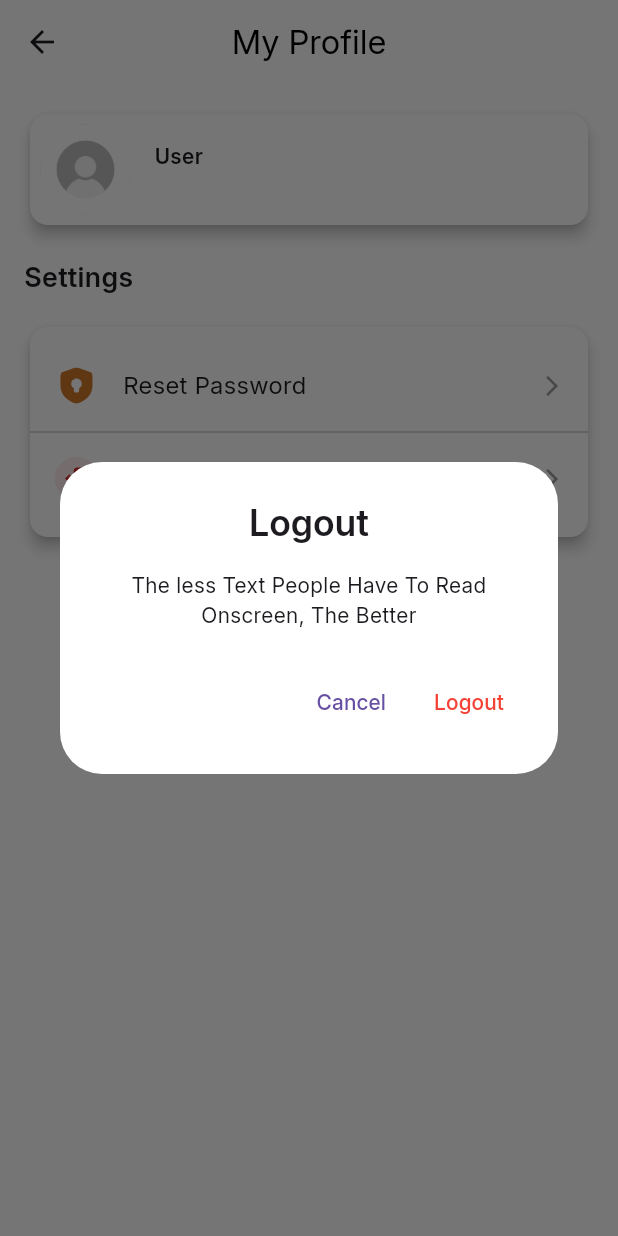
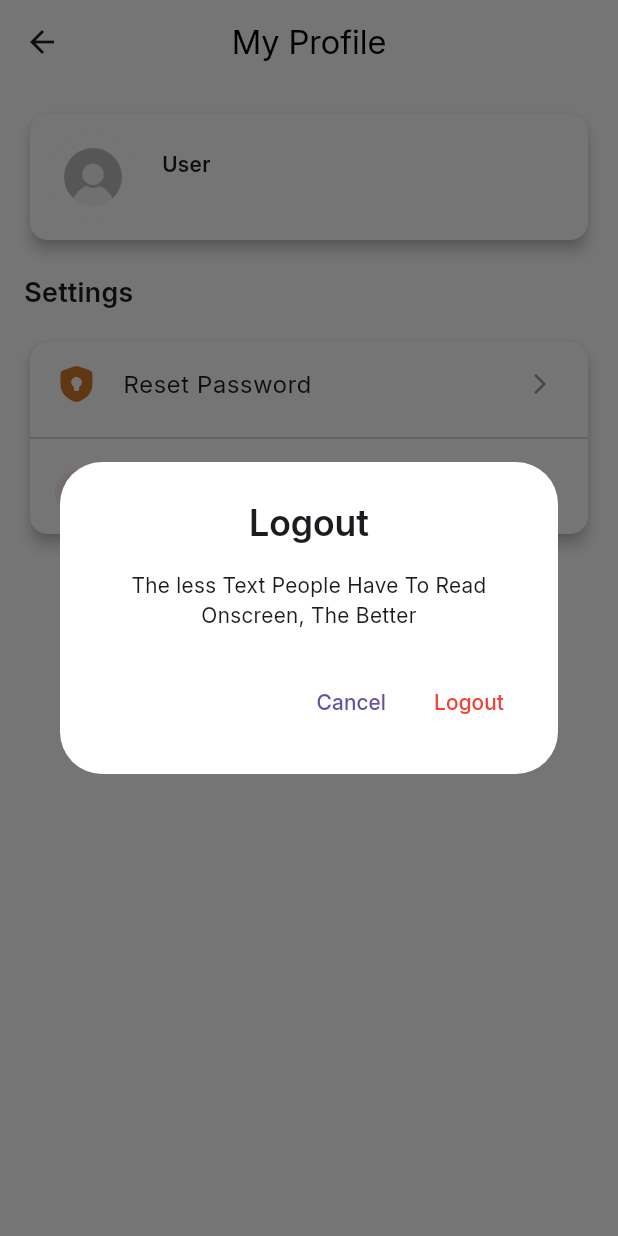
Before and after one commit to RivaldoPardede/Expenser-Mobile, a Flutter app: the Settings screen opened by its route, after a tap on "Logout", on a phone screen of 412 x 824 dp. Run offline on Flutter 3.47's test engine with Material 3 defaults, Android fonts, the phone set to English and light mode, and no system bars; our stand-ins replace cloud_firestore, firebase_auth, firebase_core, fl_chart, flutter_secure_storage, flutter_svg and 7 more; missing offline and left inert: currency_picker, currency_textfield; accounts and stored records are empty; generated files the repository leaves out were written again.

Commit message:
Fetch Google profile image and username when authenticated via Google, and refactor Settings page

```diff
--- a/lib/views/auth/signin_page.dart
+++ b/lib/views/auth/signin_page.dart
@@ -1,3 +1,4 @@
+import 'package:final_project/views/settings/settings.dart';
 import 'package:flutter_secure_storage/flutter_secure_storage.dart';
 import 'package:final_project/providers/auth_provider.dart';
 import 'package:final_project/styles/button.dart';
--- a/lib/views/settings/logout_popup.dart
+++ b/lib/views/settings/logout_popup.dart
@@ -1,5 +1,5 @@
 import 'package:flutter/material.dart';
-import '../auth/signin_page.dart';// Pastikan import halaman signin_page
+import '../auth/signin_page.dart';
 
 void showLogOut(BuildContext context) {
   showDialog(
@@ -7,7 +7,7 @@ void showLogOut(BuildContext context) {
     builder: (BuildContext context) {
       return AlertDialog(
         backgroundColor: Colors.white,
-        title: const Center( // Membuat judul berada di tengah
+        title: const Center(
           child: Text(
             'Logout',
             style: TextStyle(fontWeight: FontWeight.bold),
@@ -15,22 +15,21 @@ void showLogOut(BuildContext context) {
         ),
         content: const Text(
           'The less Text People Have To Read Onscreen, The Better',
-          textAlign: TextAlign.center, // Agar konten teks berada di tengah
+          textAlign: TextAlign.center,
         ),
         actions: [
           TextButton(
             onPressed: () {
-              Navigator.pop(context); // Menutup dialog
+              Navigator.pop(context);
             },
             child: const Text('Cancel'),
           ),
           TextButton(
             onPressed: () {
-              Navigator.pop(context); // Menutup dialog
-              // Gunakan Navigator.pushReplacement untuk mengganti halaman ke signin_page
+              Navigator.pop(context);
               Navigator.pushReplacement(
                 context,
-                MaterialPageRoute(builder: (context) => const SigninPage()), // Pastikan SigninPage terdaftar
+                MaterialPageRoute(builder: (context) => const SigninPage()),
               );
             },
             child: const Text(
--- a/lib/views/settings/security_pass.dart
+++ b/lib/views/settings/security_pass.dart
@@ -9,9 +9,9 @@ class SecurityPass extends StatelessWidget {
 
   @override
   Widget build(BuildContext context) {
-    return MaterialApp(
+    return const MaterialApp(
       debugShowCheckedModeBanner: false,
-      home: const SecurityPasswordScreen(),
+      home: SecurityPasswordScreen(),
     );
   }
 }
@@ -79,7 +79,7 @@ class _SecurityPasswordScreenState extends State<SecurityPasswordScreen> {
           ElevatedButton(
             onPressed: () {
               final email = emailController.text.trim();
-              Navigator.pop(context); // Close dialog
+              Navigator.pop(context);
               _sendPasswordResetEmail(context, email);
             },
             child: const Text("Reset"),
--- a/lib/views/settings/settings.dart
+++ b/lib/views/settings/settings.dart
@@ -1,3 +1,4 @@
+import 'package:final_project/views/auth/signin_page.dart';
 import 'package:flutter/material.dart';
 import 'package:flutter_svg/flutter_svg.dart';
 import 'package:provider/provider.dart';
@@ -26,16 +27,21 @@ class _SettingsState extends State<Settings> {
 
     try {
       await _firebaseAuth.sendPasswordResetEmail(email: email);
+
+      // Save the reset state
+      final prefs = await SharedPreferences.getInstance();
+      await prefs.setBool('passwordReset', true);
+
+      // Show immediate success feedback
       Fluttertoast.showToast(
-        msg: "Please Check Your Email",
+        msg: "Password reset email sent successfully.",
         toastLength: Toast.LENGTH_SHORT,
         gravity: ToastGravity.BOTTOM,
-        backgroundColor: Colors.white,
-        textColor: Colors.black,
+        backgroundColor: Colors.green,
+        textColor: Colors.white,
       );
-      final prefs = await SharedPreferences.getInstance();
-      await prefs.setBool('passwordReset', true);
     } catch (e) {
+      // Handle specific error cases
       String errorMessage = "Failed to send reset email.";
       if (e is FirebaseAuthException) {
         switch (e.code) {
@@ -49,6 +55,8 @@ class _SettingsState extends State<Settings> {
             errorMessage = e.message ?? "An unknown error occurred.";
         }
       }
+
+      // Show error feedback
       Fluttertoast.showToast(
         msg: errorMessage,
         toastLength: Toast.LENGTH_SHORT,
@@ -64,6 +72,21 @@ class _SettingsState extends State<Settings> {
     final passwordReset = prefs.getBool('passwordReset') ?? false;
 
     if (passwordReset) {
+      await prefs.remove('passwordReset'); // Clear the flag
+
+      try {
+        await FirebaseAuth.instance.currentUser?.reload();
+        final user = FirebaseAuth.instance.currentUser;
+
+        if (user == null) {
+          // Log out the user
+          await FirebaseAuth.instance.signOut();
+          Navigator.pushReplacement(
+            context,
+            MaterialPageRoute(builder: (context) => const SigninPage()),
+          );
+
+          // Show success message
           Fluttertoast.showToast(
             msg: "Password changed successfully",
             toastLength: Toast.LENGTH_SHORT,
@@ -71,7 +94,16 @@ class _SettingsState extends State<Settings> {
             backgroundColor: Colors.green,
             textColor: Colors.white,
           );
-      await prefs.remove('passwordReset');
+        }
+      } catch (e) {
+        Fluttertoast.showToast(
+          msg: "Error checking password reset status",
+          toastLength: Toast.LENGTH_SHORT,
+          gravity: ToastGravity.BOTTOM,
+          backgroundColor: Colors.red,
+          textColor: Colors.white,
+        );
+      }
     }
   }
 
@@ -99,7 +131,7 @@ class _SettingsState extends State<Settings> {
           ElevatedButton(
             onPressed: () {
               final email = emailController.text.trim();
-              Navigator.pop(context); // Close dialog
+              Navigator.pop(context);
               _sendPasswordResetEmail(context, email);
             },
             child: const Text("Reset"),
@@ -111,8 +143,14 @@ class _SettingsState extends State<Settings> {
 
   @override
   Widget build(BuildContext context) {
-    final userEmail = Provider.of<CustomAuthProvider.AuthProvider>(context).userEmail;
-    final username = Provider.of<CustomAuthProvider.AuthProvider>(context).username;
+    final user = FirebaseAuth.instance.currentUser;
+    final isGoogleSignIn = user?.providerData.any((provider) => provider.providerId == 'google.com') ?? false;
+
+    final photoUrl = isGoogleSignIn ? user?.photoURL : null;
+    final displayName = isGoogleSignIn ? user?.displayName : null;
+
+    final username = displayName ?? 'User';
+    final userEmail = user?.email ?? 'Email not available';
 
     return Scaffold(
       backgroundColor: Colors.white,
@@ -139,12 +177,14 @@ class _SettingsState extends State<Settings> {
                 ),
                 color: Colors.white,
                 child: Padding(
-                  padding: const EdgeInsets.all(7.0),
+                  padding: const EdgeInsets.all(12.0),
                   child: Row(
                     children: [
-                      const CircleAvatar(
-                        radius: 30,
-                        backgroundImage: AssetImage('images/profile.png'),
+                      CircleAvatar(
+                        radius: photoUrl != null ? 20 : 30,
+                        backgroundImage: photoUrl != null
+                            ? NetworkImage(photoUrl)
+                            : const AssetImage('images/profile.png') as ImageProvider,
                       ),
                       const SizedBox(width: 16),
                       Expanded(
@@ -152,14 +192,14 @@ class _SettingsState extends State<Settings> {
                           crossAxisAlignment: CrossAxisAlignment.start,
                           children: [
                             Text(
-                              username ?? 'User',
+                              username,
                               style: const TextStyle(
                                 fontSize: 14,
                                 fontWeight: FontWeight.bold,
                               ),
                             ),
                             Text(
-                              userEmail ?? 'Email not available',
+                              userEmail,
                               style: const TextStyle(
                                 fontSize: 12,
                                 color: Colors.grey,
@@ -174,7 +214,6 @@ class _SettingsState extends State<Settings> {
               ),
               const SizedBox(height: 18),
 
-              // Settings Title
               const Text(
                 'Settings',
                 style: TextStyle(
@@ -190,8 +229,6 @@ class _SettingsState extends State<Settings> {
                   borderRadius: BorderRadius.circular(12),
                 ),
                 color: Colors.white,
-                child: Padding(
-                  padding: const EdgeInsets.symmetric(vertical: 16.0),
                 child: Column(
                   children: [
                     buildSettingsOption(
@@ -213,12 +250,9 @@ class _SettingsState extends State<Settings> {
                         height: 30,
                       ),
                       title: 'Logout',
-                        onTap: () {
-                          showLogOut(context);
-                        },
+                      onTap: () => showLogOut(context),
                     ),
                   ],
-                  ),
                 ),
               ),
             ],
@@ -232,35 +266,13 @@ class _SettingsState extends State<Settings> {
       BuildContext context, {
         required Widget icon,
         required String title,
-        Widget? trailing,
         VoidCallback? onTap,
       }) {
-    return InkWell(
+    return ListTile(
+      leading: icon,
+      title: Text(title, style: const TextStyle(fontSize: 16)),
+      trailing: const Icon(Icons.arrow_forward_ios, size: 16, color: Colors.grey),
       onTap: onTap,
-      child: Padding(
-        padding: const EdgeInsets.symmetric(vertical: 8.0, horizontal: 16.0),
-        child: Row(
-          mainAxisAlignment: MainAxisAlignment.start,
-          children: [
-            icon,
-            const SizedBox(width: 16),
-            Expanded(
-              child: Text(
-                title,
-                style: const TextStyle(fontSize: 16),
-                textAlign: TextAlign.left,
-              ),
-            ),
-            if (trailing != null) trailing,
-            if (trailing == null)
-              const Icon(
-                Icons.arrow_forward_ios,
-                size: 16,
-                color: Colors.grey,
-              ),
-          ],
-        ),
-      ),
     );
   }
 }
```
Also changed, not shown: lib/providers/auth_provider.dart (+20 -18 lines). Lines whose indentation alone changed are shown as unchanged.
